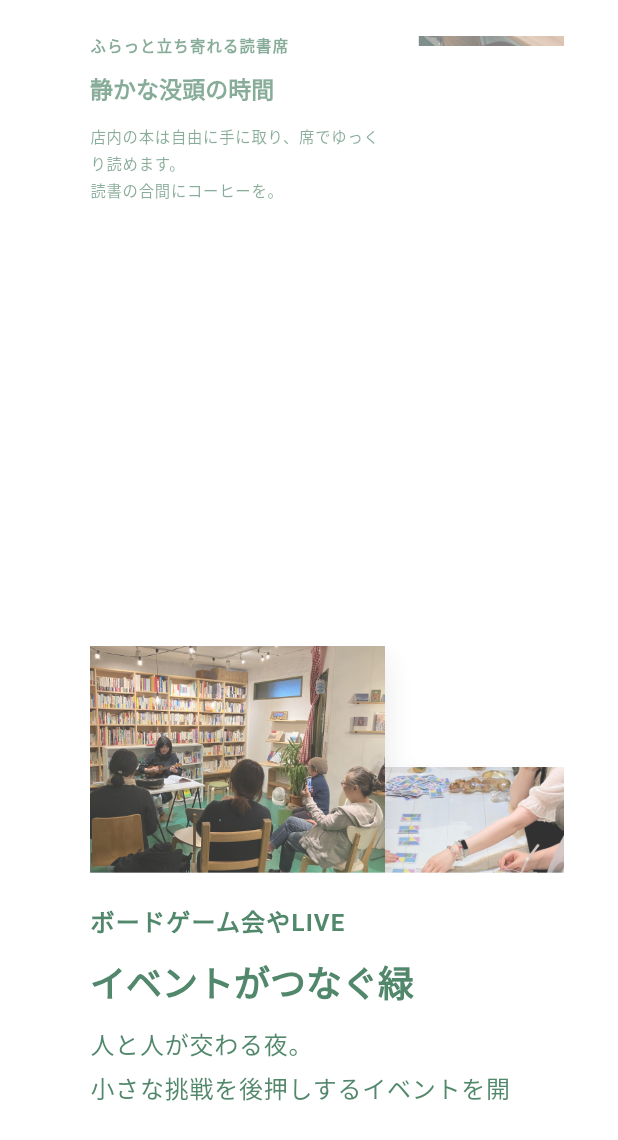
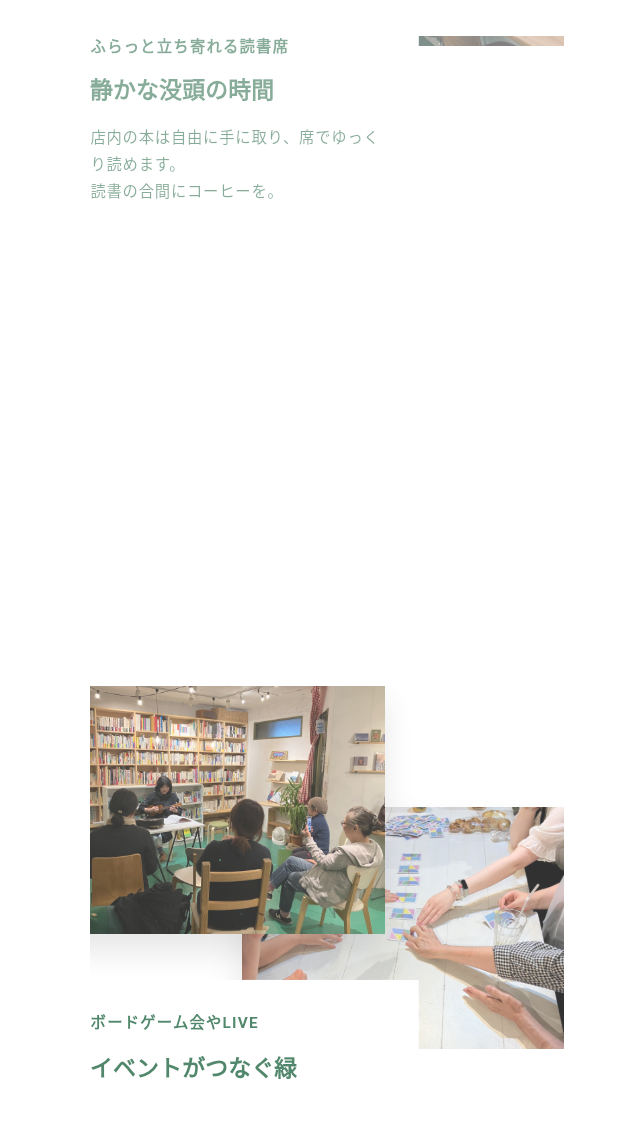
Before and after one commit to minimalistHiro/CocoshibaWeb, a Flutter app: the screen it shows after launch, scrolled down 1152 dp, on a phone screen of 412 x 824 dp, the part 96-1236 px from its top. Run offline on Flutter 3.47's test engine with Material 3 defaults, Android fonts, the phone set to English and light mode, and no system bars; our stand-ins replace cloud_firestore, firebase_auth, firebase_core, firebase_storage, go_router, google_fonts; missing offline and left inert: cloud_firestore_web, dart:html, dart:ui_web, firebase_storage_web; accounts and stored records are empty.

Commit message:
Adjust handmade mobile text alignment

```diff
--- a/lib/pages/home_page.dart
+++ b/lib/pages/home_page.dart
@@ -376,6 +376,7 @@ class _EventHighlightSectionViewState extends State<_EventHighlightSectionView>
           section: widget.section,
           textColor: textColor,
           maxWidth: isWide ? constraints.maxWidth * 0.7 : constraints.maxWidth,
+          scaleWithWidth: !isWide,
         );
 
         return SizedBox.expand(
@@ -400,7 +401,7 @@ class _EventHighlightSectionViewState extends State<_EventHighlightSectionView>
                 Align(
                   alignment: Alignment.centerLeft,
                   child: Transform.translate(
-                    offset: const Offset(0, -115),
+                    offset: const Offset(0, -70),
                     child: textBlock,
                   ),
                 ),
@@ -459,6 +460,7 @@ class _HandmadeHighlightSectionViewState
           section: widget.section,
           textColor: textColor,
           maxWidth: isWide ? constraints.maxWidth * 0.42 : constraints.maxWidth,
+          scaleWithWidth: !isWide,
         );
 
         return SizedBox.expand(
@@ -500,7 +502,7 @@ class _HandmadeHighlightSectionViewState
                       ),
                       const SizedBox(height: 12),
                       Align(
-                        alignment: Alignment.centerLeft,
+                        alignment: Alignment.centerRight,
                         child: Transform.translate(
                           offset: const Offset(0, -70),
                           child: textBlock,
@@ -632,7 +634,12 @@ class _EventBodyText extends StatelessWidget {
   @override
   Widget build(BuildContext context) {
     final theme = Theme.of(context);
-    final isQuietSubtitle = section.subtitle == 'ふらっと立ち寄れる読書席';
+    const scaledSubtitles = [
+      'ふらっと立ち寄れる読書席',
+      'ボードゲーム会やLIVE',
+      'ハンドメイド・スローマーケット',
+    ];
+    final isScaledSection = scaledSubtitles.contains(section.subtitle);
     final baseSubtitleStyle = theme.textTheme.titleMedium?.copyWith(
       color: textColor,
       fontWeight: FontWeight.w600,
@@ -645,11 +652,11 @@ class _EventBodyText extends StatelessWidget {
             ? constraints.maxWidth
             : MediaQuery.sizeOf(context).width;
         final baseMaxWidth = maxWidth ?? availableWidth;
-        final textScale = isQuietSubtitle && scaleWithWidth
+        final textScale = isScaledSection && scaleWithWidth
             ? (availableWidth / 600).clamp(0.64, 1.0)
             : 1.0;
         final scaledMaxWidth =
-            isQuietSubtitle ? baseMaxWidth * textScale : baseMaxWidth;
+            isScaledSection ? baseMaxWidth * textScale : baseMaxWidth;
         final titleStyle = theme.textTheme.headlineSmall?.copyWith(
           color: textColor,
           fontWeight: FontWeight.w700,
```
